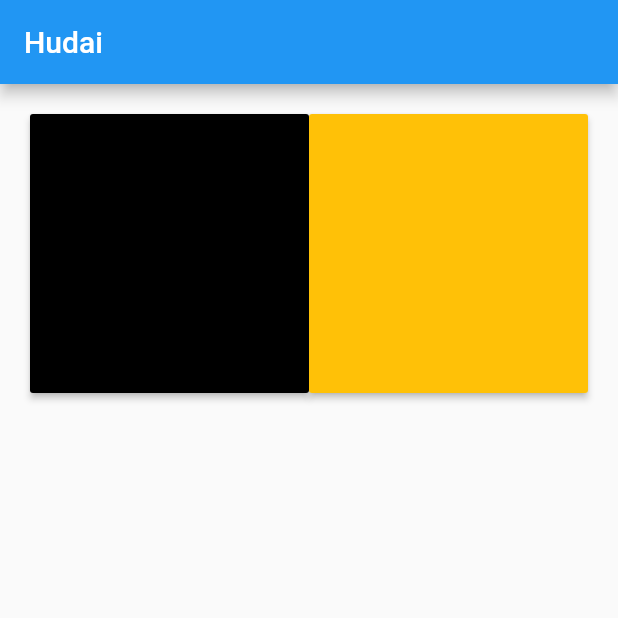
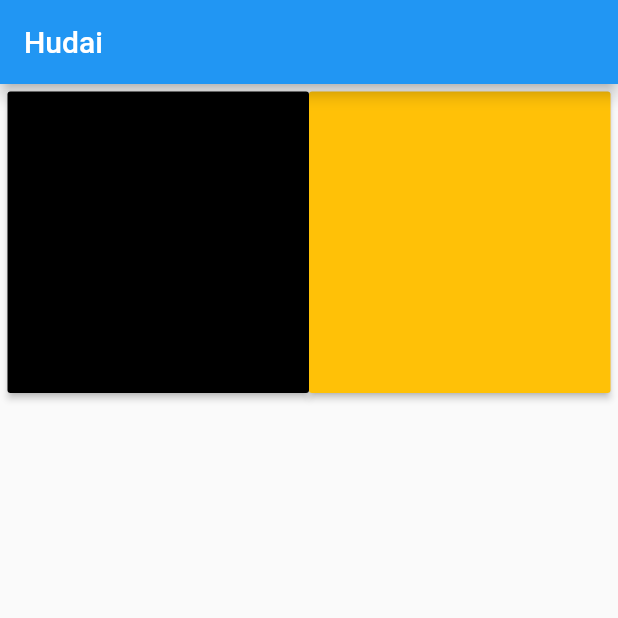
Before and after one commit to mzahin01/hope, a Flutter app: the screen it shows after launch, on a phone screen of 412 x 824 dp, the top half of it. Run offline on Flutter 3.47's test engine with Material 2 defaults, Android fonts, the phone set to English and light mode, and no system bars.

Commit message:
new commit

```diff
--- a/lib/main.dart
+++ b/lib/main.dart
@@ -18,7 +18,7 @@ class Appli extends StatelessWidget {
         body: Container(
           height: MediaQuery.of(context).size.height / 2,
           width: MediaQuery.of(context).size.width,
-          margin: const EdgeInsets.all(20),
+          margin: const EdgeInsets.all(5),
           child: GridView.builder(
               gridDelegate: const SliverGridDelegateWithFixedCrossAxisCount(
                   crossAxisCount: 2),
```
